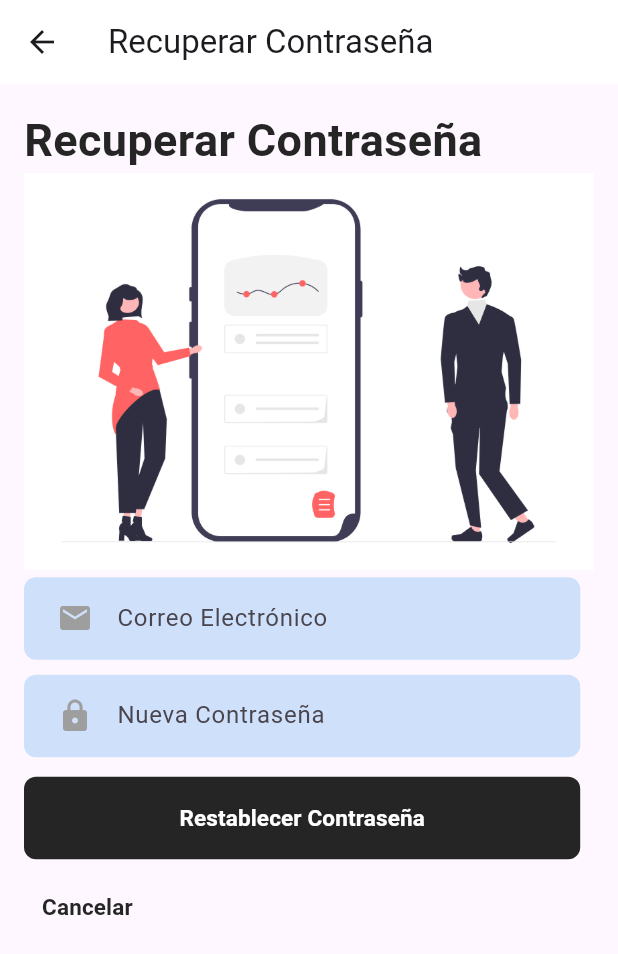
After one commit to CristianRivera03/app-diaria-flutter, a Flutter app: the ForgotPasswordScreen screen opened directly, on a phone screen of 412 x 824 dp. The commit adds this screen. Shown: the top 954 px of the screen. Run offline on Flutter 3.47's test engine with Material 3 defaults, Android fonts, the phone set to English and light mode, and no system bars; our stand-ins replace sqflite; accounts and stored records are empty.

Commit message:
21-03-2025: Agregado la recuperacion de contraseña cuando el usuario lo olvido usando el correo, y tambien se agrego el cambio de contraseña con la contraseña actual del usuario una vez iniciada sesion.

```diff
--- /dev/null
+++ b/lib/Views/forgotPassword.dart
@@ -0,0 +1,99 @@
+import 'package:diaria/Components/button.dart';
+import 'package:diaria/Components/colors.dart';
+import 'package:diaria/Views/profile.dart';
+import 'package:diaria/Views/signup.dart';
+import 'package:flutter/material.dart';
+import '../Components/textfield.dart';
+import '../SQLite/database_helper.dart';
+
+class ForgotPasswordScreen extends StatefulWidget {
+  const ForgotPasswordScreen({super.key});
+
+  @override
+  State<ForgotPasswordScreen> createState() => _ForgotPsswdScreen();
+}
+
+class _ForgotPsswdScreen extends State<ForgotPasswordScreen> {
+  final TextEditingController _emailController = TextEditingController();
+  final TextEditingController _newPasswordController = TextEditingController();
+
+  // Método para manejar el reseteo de contraseña
+  Future<void> resetPassword() async {
+    String email = _emailController.text.trim();
+    String newPassword = _newPasswordController.text.trim();
+
+    if (email.isEmpty || newPassword.isEmpty) {
+      ScaffoldMessenger.of(context).showSnackBar(
+        SnackBar(content: Text('Por favor completa todos los campos')),
+      );
+      return;
+    }
+
+    bool success = await DatabaseHelper().resetPassword(email, newPassword);
+
+    String message = success
+        ? 'Contraseña restablecida exitosamente. Intenta iniciar sesión.'
+        : 'Correo electrónico no encontrado.';
+    ScaffoldMessenger.of(context).showSnackBar(SnackBar(content: Text(message)));
+
+    if (success) {
+      // Navegar de regreso a la pantalla de inicio de sesión, si es necesario
+      Navigator.pop(context);
+    }
+  }
+
+  @override
+  Widget build(BuildContext context) {
+    return Scaffold(
+      appBar: AppBar(
+        title: Text('Recuperar Contraseña'),
+        backgroundColor: Colors.white, // Color desde el archivo colors.dart
+      ),
+      body: Padding(
+        padding: const EdgeInsets.all(16.0),
+        child: Column(
+          crossAxisAlignment: CrossAxisAlignment.start,
+          children: [
+            Text(
+              "Recuperar Contraseña",
+              style: TextStyle(
+                color: primaryColor,
+                fontSize: 30,
+                fontWeight: FontWeight.bold,
+              ),
+            ),
+            Image.asset("assets/imgDos.png"), // Usa el mismo recurso que en Login
+            InputField(
+              hint: "Correo Electrónico",
+              icon: Icons.email,
+              controller: _emailController,
+            ),
+            InputField(
+              hint: "Nueva Contraseña",
+              icon: Icons.lock,
+              controller: _newPasswordController,
+              passwordInvisible: true,
+            ),
+            Button(
+              label: "Restablecer Contraseña",
+              press: () => resetPassword(),
+            ),
+            TextButton(
+              onPressed: () {
+                Navigator.pop(context); // Volver al Login
+              },
+              child: Text(
+                "Cancelar",
+                style: TextStyle(
+                  color: primaryColor,
+                  fontSize: 15,
+                  fontWeight: FontWeight.bold,
+                ),
+              ),
+            ),
+          ],
+        ),
+      ),
+    );
+  }
+}
```
Also changed, not shown: lib/SQLite/database_helper.dart (+62 -0 lines), lib/Views/changePassword.dart (added, +139 -0 lines), lib/Views/login.dart (+15 -0 lines), lib/Views/profile.dart (+14 -0 lines).
